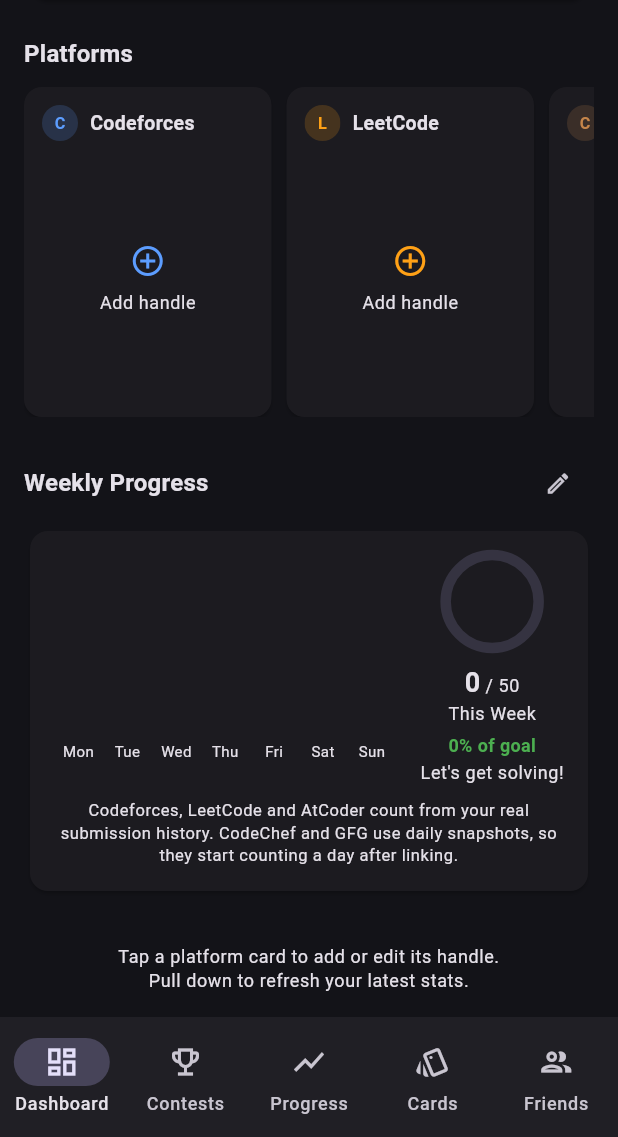
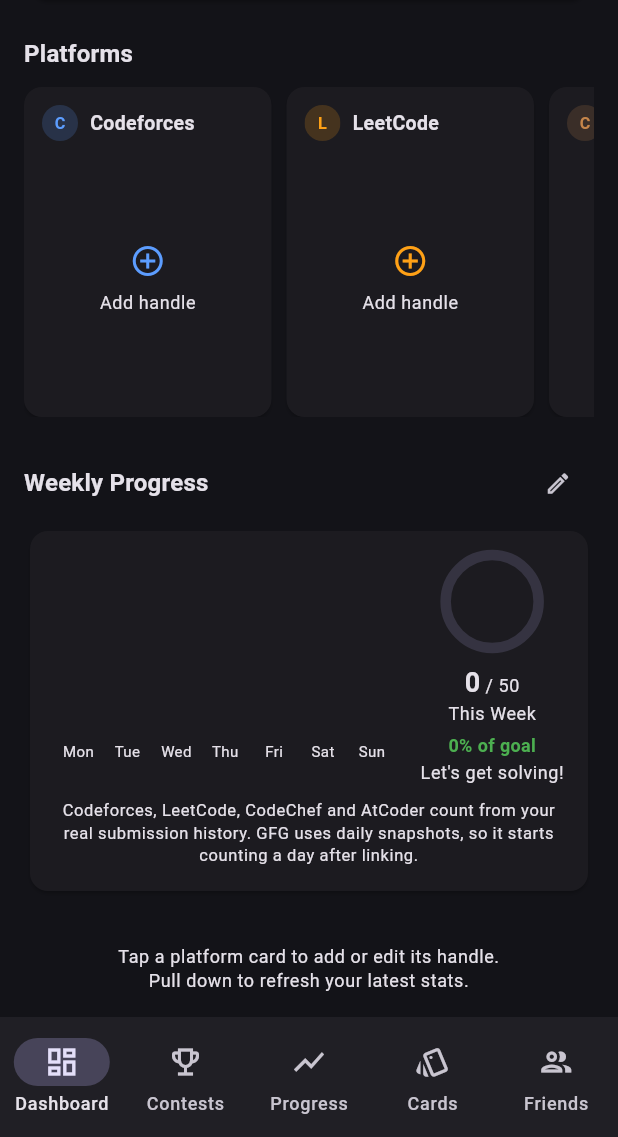
Before and after one commit to Markuvu/codetrack, a Flutter app: the HomeShell screen opened directly, scrolled down 243 dp, on a phone screen of 412 x 824 dp, the part 99-1236 px from its top. Run offline on Flutter 3.47's test engine with Material 3 defaults, Android fonts, the phone set to English and light mode, and no system bars; drawn by our look-alikes of fl_chart; our stand-ins replace flutter_local_notifications, shared_preferences, timezone; accounts and stored records are empty; network calls fail.

Commit message:
Dashboard: sort platform cards (rated > gfg score > unrated > unconnected); Contests: wrap filter chips instead of horizontal scroll

```diff
--- a/app/lib/screens/dashboard_screen.dart
+++ b/app/lib/screens/dashboard_screen.dart
@@ -30,9 +30,9 @@
   final Map<String, String> _errors = {};
   final Map<String, List<Map<String, dynamic>>> _snapshots = {};
 
-  /// Per-platform accepted-solve timestamps (Codeforces, LeetCode, AtCoder).
-  /// Real history covers the whole week even for handles linked mid-week;
-  /// platforms without it (CodeChef, GFG) fall back to snapshot deltas.
+  /// Per-platform accepted-solve timestamps (Codeforces, LeetCode, CodeChef,
+  /// AtCoder). Real history covers the whole week even for handles linked
+  /// mid-week; platforms without it (GFG) fall back to snapshot deltas.
   final Map<String, List<DateTime>> _activity = {};
 
   List<Contest> _contests = [];
@@ -172,6 +172,30 @@
   }
 
   // --- platform helpers --------------------------------------------------
+
+  /// Card order: rated platforms first, then GFG with a coding score (it has
+  /// no contest rating), then connected-but-unrated (incl. loading/errored),
+  /// then unconnected last. Ties keep the canonical kPlatforms order.
+  List<String> _orderedPlatforms() {
+    int rank(String platform) {
+      if (!_handles.containsKey(platform)) return 3; // unconnected -> last
+      final profile = _profiles[platform];
+      if (profile == null) return 2; // still loading or errored
+      if (platform == 'gfg') {
+        return profile.raw['codingScore'] != null ? 1 : 2;
+      }
+      return profile.rating != null ? 0 : 2; // rated -> first
+    }
+
+    final base = {
+      for (var i = 0; i < kPlatforms.length; i++) kPlatforms[i]: i,
+    };
+    final ordered = [...kPlatforms]..sort((a, b) {
+        final byRank = rank(a).compareTo(rank(b));
+        return byRank != 0 ? byRank : base[a]!.compareTo(base[b]!);
+      });
+    return ordered;
+  }
 
   String _metricLabel(String platform) =>
       platform == 'gfg' ? 'Coding Score' : 'Rating';
@@ -360,7 +384,8 @@
             child: ListView(
               scrollDirection: Axis.horizontal,
               children: [
-                for (final platform in kPlatforms) _platformCard(platform),
+                for (final platform in _orderedPlatforms())
+                  _platformCard(platform),
               ],
             ),
           ),
@@ -728,9 +753,9 @@
                 if (total == 0) ...[
                   const SizedBox(height: 10),
                   Text(
-                    'Codeforces, LeetCode and AtCoder count from your real '
-                    'submission history. CodeChef and GFG use daily '
-                    'snapshots, so they start counting a day after linking.',
+                    'Codeforces, LeetCode, CodeChef and AtCoder count from '
+                    'your real submission history. GFG uses daily snapshots, '
+                    'so it starts counting a day after linking.',
                     style: theme.textTheme.bodySmall?.copyWith(fontSize: 11),
                     textAlign: TextAlign.center,
                   ),
```
Also changed, not shown: app/lib/screens/contests_screen.dart (+34 -20 lines), 1 other file.
